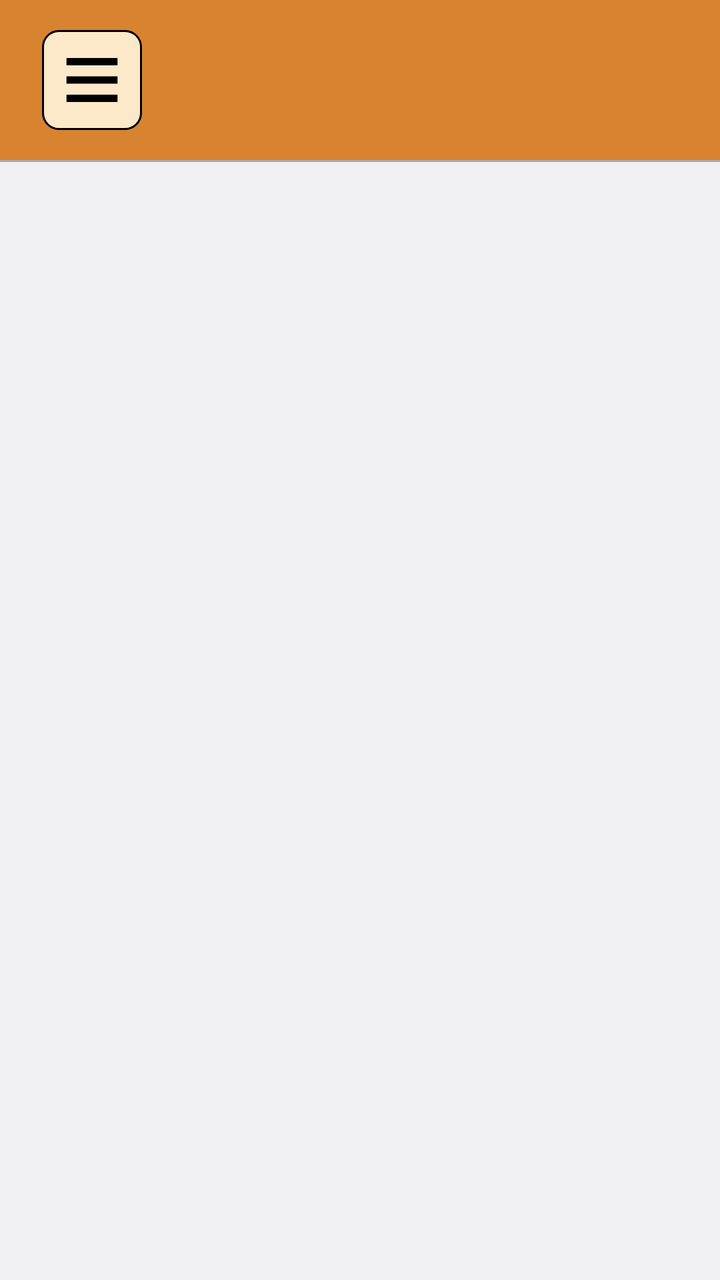
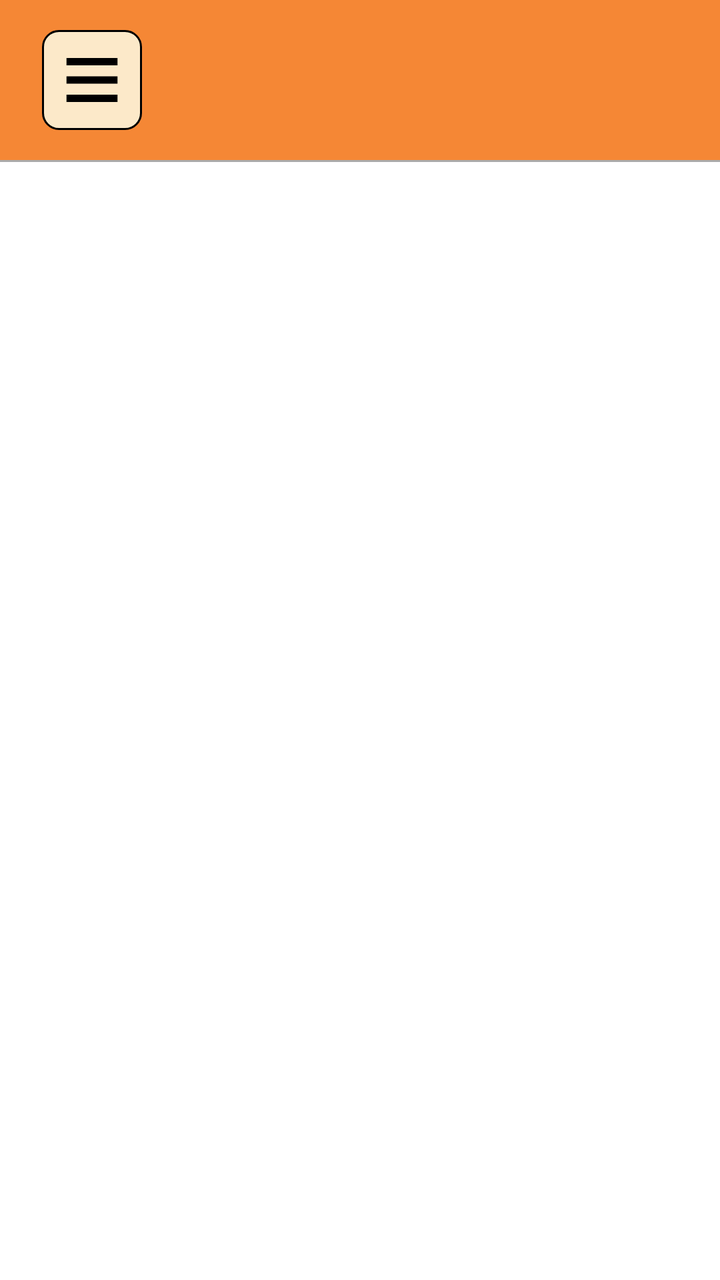

An Android layout rendered at two revisions. The XML below is the earlier revision; the diff shows what the commit changed to produce the second picture.
<!-- AndroidManifest.xml: application theme Theme.NoBarTop -->
<!-- res/layout/activity_tercer.xml -->
<?xml version="1.0" encoding="utf-8"?>
<LinearLayout xmlns:android="http://schemas.android.com/apk/res/android"
    xmlns:tools="http://schemas.android.com/tools"
    xmlns:app="http://schemas.android.com/apk/res-auto"

    android:id="@+id/layoutQuiz"
    android:layout_width="match_parent"
    android:layout_height="match_parent"
    android:orientation="vertical"

    android:gravity="center"
    android:background="@color/gray"
    >

    <LinearLayout
        android:id="@+id/headerLayout"
        android:layout_width="match_parent"
        android:layout_height="80dp"
        android:orientation="horizontal"
        android:background="@color/orange"
        android:paddingEnd="16dp"
        android:paddingStart="16dp"
        android:gravity="center_vertical"
        app:layout_constraintTop_toTopOf="parent"
        app:layout_constraintStart_toStartOf="parent"
        app:layout_constraintEnd_toEndOf="parent">

        
        <View
            android:layout_width="5dp"
            android:layout_height="match_parent"
            android:layout_weight="0" />

        <ImageButton
            android:id="@+id/iconoSuperiorDerecha"
            android:layout_width="50dp"
            android:layout_height="50dp"
            android:src="@drawable/menu_barra"
            android:contentDescription="Icono menú"
            android:padding="6dp"
            android:background="@drawable/fondeo_redondeado_dos"
            />
    </LinearLayout>
    <View
        android:layout_width="match_parent"
        android:layout_height="1dp"
        android:background="@android:color/darker_gray"
        app:layout_constraintTop_toBottomOf="@id/headerLayout"
        app:layout_constraintStart_toStartOf="parent"
        app:layout_constraintEnd_toEndOf="parent"/>


    <androidx.recyclerview.widget.RecyclerView
        android:id="@+id/recyclerView"
        android:layout_width="match_parent"
        android:layout_height="match_parent"
        android:padding="20dp"
        android:clipToPadding="false"
        android:radius="18dp"/>



</LinearLayout>
<!-- resources referenced by this layout -->
<resources>
  <color name="gray">#F0F0F3</color>
  <color name="orange">#d88330</color>
  <!-- drawable fondeo_redondeado_dos (drawable) -->
  <?xml version="1.0" encoding="utf-8"?>
  <shape xmlns:android="http://schemas.android.com/apk/res/android"
      android:shape="rectangle">
  
      <solid android:color="@color/yellow" />  
  
      <corners android:radius="8dp" />  
  
      <stroke
          android:width="1dp"
          android:color="@color/black" />     
  
  </shape>
  <!-- drawable menu_barra (drawable) -->
  <vector xmlns:android="http://schemas.android.com/apk/res/android"
      android:width="34dp"
      android:height="44dp"
      android:viewportWidth="960"
      android:viewportHeight="960">
    <path
        android:pathData="M120,720v-80h720v80L120,720ZM120,520v-80h720v80L120,520ZM120,320v-80h720v80L120,320Z"
        android:fillColor="#000000"/>
  </vector>
  <style name="Theme.NoBarTop" parent="Theme.MaterialComponents.DayNight.NoActionBar">
          
          <item name="colorPrimary">@color/purple_500</item>
          <item name="colorPrimaryVariant">@color/purple_700</item>
          <item name="colorOnPrimary">@color/white</item>
          
          <item name="colorSecondary">@color/teal_200</item>
          <item name="colorSecondaryVariant">@color/teal_700</item>
          <item name="colorOnSecondary">@color/black</item>
          
          <item name="android:statusBarColor">@color/white</item>
          
      </style>
  <color name="yellow">#FCE9C9</color>
  <color name="black">#FF000000</color>
  <color name="purple_500">#FF6200EE</color>
  <color name="purple_700">#FF3700B3</color>
  <color name="white">#FFFFFFFF</color>
  <color name="teal_200">#FF03DAC5</color>
  <color name="teal_700">#FF018786</color>
</resources>

<!-- the commit's change to res/layout/activity_tercer.xml (unified diff, before → after) -->
@@ -9,7 +9,7 @@
     android:orientation="vertical"
 
     android:gravity="center"
-    android:background="@color/gray"
+    android:background="@color/white"
     >
 
     <LinearLayout
@@ -17,7 +17,7 @@
         android:layout_width="match_parent"
         android:layout_height="80dp"
         android:orientation="horizontal"
-        android:background="@color/orange"
+        android:background="@color/vibrante"
         android:paddingEnd="16dp"
         android:paddingStart="16dp"
         android:gravity="center_vertical"
<!-- resource entries referenced after the edit -->
@@ -1,7 +1,6 @@
 <!-- resources referenced by this layout -->
 <resources>
-  <color name="gray">#F0F0F3</color>
-  <color name="orange">#d88330</color>
+  <color name="vibrante">#F58735</color>
   <!-- drawable fondeo_redondeado_dos (drawable) -->
   <?xml version="1.0" encoding="utf-8"?>
   <shape xmlns:android="http://schemas.android.com/apk/res/android"
